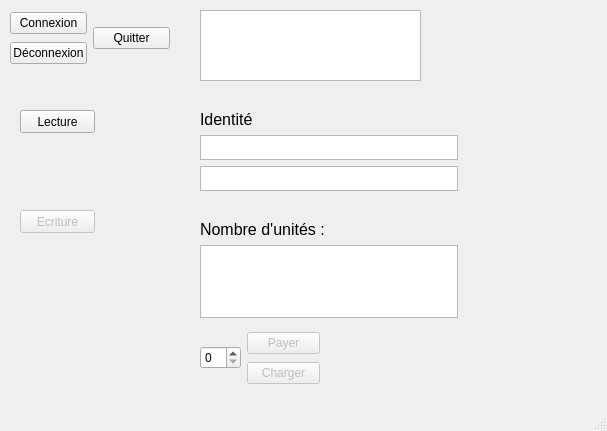
Old version of the form TP_Com_Odalid/mainwindow.ui in the repository Corentin-Fauchart/TP-ComSansFil.
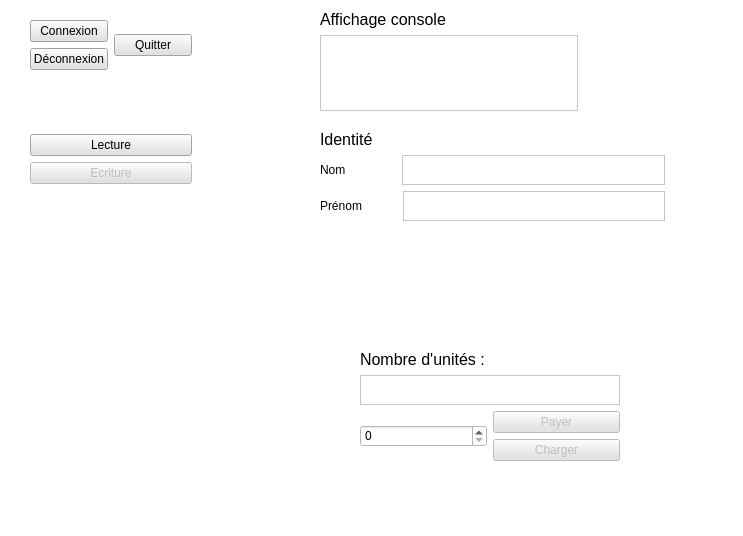
New version of the form.

Commit message: Prémice de la nouvelle interface graphique background blanc + bouton gris + layout sur les éléments graphiques Signed-off-by: DroXalys <fauchart.corentin@gmail.com>

Diff of the .ui file:
```diff
--- a/TP_Com_Odalid/mainwindow.ui
+++ b/TP_Com_Odalid/mainwindow.ui
@@ -6,66 +6,27 @@
    <rect>
     <x>0</x>
     <y>0</y>
-    <width>607</width>
-    <height>431</height>
+    <width>743</width>
+    <height>536</height>
    </rect>
   </property>
   <property name="windowTitle">
-   <string>MainWindow</string>
+   <string>Porte monnaie - Carte sans fil</string>
+  </property>
+  <property name="styleSheet">
+   <string notr="true">background-color: white;</string>
   </property>
   <widget class="QWidget" name="centralwidget">
-   <widget class="QTextEdit" name="affichageCarte">
+   <widget class="QWidget" name="">
     <property name="geometry">
      <rect>
-      <x>200</x>
-      <y>10</y>
-      <width>221</width>
-      <height>71</height>
+      <x>320</x>
+      <y>130</y>
+      <width>345</width>
+      <height>91</height>
      </rect>
     </property>
-    <property name="readOnly">
-     <bool>true</bool>
-    </property>
-   </widget>
-   <widget class="QPushButton" name="button_Ecriture">
-    <property name="enabled">
-     <bool>false</bool>
-    </property>
-    <property name="geometry">
-     <rect>
-      <x>20</x>
-      <y>210</y>
-      <width>75</width>
-      <height>23</height>
-     </rect>
-    </property>
-    <property name="text">
-     <string>Ecriture</string>
-    </property>
-   </widget>
-   <widget class="QPushButton" name="button_Lecture1">
-    <property name="geometry">
-     <rect>
-      <x>20</x>
-      <y>110</y>
-      <width>75</width>
-      <height>23</height>
-     </rect>
-    </property>
-    <property name="text">
-     <string>Lecture</string>
-    </property>
-   </widget>
-   <widget class="QWidget" name="layoutWidget">
-    <property name="geometry">
-     <rect>
-      <x>200</x>
-      <y>110</y>
-      <width>258</width>
-      <height>81</height>
-     </rect>
-    </property>
-    <layout class="QVBoxLayout" name="verticalLayout">
+    <layout class="QVBoxLayout" name="IdentiteLayout">
      <item>
       <widget class="QLabel" name="label_Identite">
        <property name="font">
@@ -79,27 +40,90 @@
       </widget>
      </item>
      <item>
+      <layout class="QVBoxLayout" name="verticalLayout">
+       <item>
+        <layout class="QHBoxLayout" name="horizontalLayout_3">
+         <item>
+          <widget class="QLabel" name="label">
+           <property name="text">
+            <string>Nom</string>
+           </property>
+          </widget>
+         </item>
+         <item>
+          <spacer name="horizontalSpacer">
+           <property name="orientation">
+            <enum>Qt::Horizontal</enum>
+           </property>
+           <property name="sizeType">
+            <enum>QSizePolicy::Fixed</enum>
+           </property>
+           <property name="sizeHint" stdset="0">
+            <size>
+             <width>50</width>
+             <height>0</height>
+            </size>
+           </property>
+          </spacer>
+         </item>
+         <item>
       <widget class="QTextEdit" name="affichageInfo2"/>
      </item>
+        </layout>
+       </item>
+       <item>
+        <layout class="QHBoxLayout" name="horizontalLayout_4">
+         <item>
+          <widget class="QLabel" name="label_2">
+           <property name="text">
+            <string>Prénom</string>
+           </property>
+          </widget>
+         </item>
+         <item>
+          <spacer name="horizontalSpacer_2">
+           <property name="orientation">
+            <enum>Qt::Horizontal</enum>
+           </property>
+           <property name="sizeType">
+            <enum>QSizePolicy::Fixed</enum>
+           </property>
+           <property name="sizeHint" stdset="0">
+            <size>
+             <width>35</width>
+             <height>0</height>
+            </size>
+           </property>
+          </spacer>
+         </item>
      <item>
       <widget class="QTextEdit" name="affichageInfo3"/>
      </item>
     </layout>
+       </item>
+      </layout>
+     </item>
+    </layout>
    </widget>
-   <widget class="QWidget" name="layoutWidget">
+   <widget class="QWidget" name="">
     <property name="geometry">
      <rect>
-      <x>10</x>
-      <y>10</y>
-      <width>160</width>
-      <height>56</height>
+      <x>30</x>
+      <y>20</y>
+      <width>162</width>
+      <height>164</height>
      </rect>
     </property>
+    <layout class="QVBoxLayout" name="ControlLayout">
+     <item>
     <layout class="QHBoxLayout" name="horizontalLayout">
      <item>
       <layout class="QVBoxLayout" name="verticalLayout_2">
        <item>
         <widget class="QPushButton" name="button_Connect">
+           <property name="styleSheet">
+            <string notr="true">background-color: rgb(225, 225, 225);</string>
+           </property>
          <property name="text">
           <string>Connexion</string>
          </property>
@@ -107,6 +131,9 @@
        </item>
        <item>
         <widget class="QPushButton" name="button_Deconnexion">
+           <property name="styleSheet">
+            <string notr="true">background-color: rgb(225, 225, 225);</string>
+           </property>
          <property name="text">
           <string>Déconnexion</string>
          </property>
@@ -116,22 +143,100 @@
      </item>
      <item>
       <widget class="QPushButton" name="button_Quitter">
+         <property name="styleSheet">
+          <string notr="true">background-color: rgb(225, 225, 225);</string>
+         </property>
        <property name="text">
         <string>Quitter</string>
        </property>
       </widget>
      </item>
     </layout>
-   </widget>
-   <widget class="QWidget" name="layoutWidget">
+     </item>
+     <item>
+      <spacer name="verticalSpacer">
+       <property name="orientation">
+        <enum>Qt::Vertical</enum>
+       </property>
+       <property name="sizeHint" stdset="0">
+        <size>
+         <width>20</width>
+         <height>40</height>
+        </size>
+       </property>
+      </spacer>
+     </item>
+     <item>
+      <layout class="QVBoxLayout" name="verticalLayout_7">
+       <item>
+        <widget class="QPushButton" name="button_Lecture1">
+         <property name="styleSheet">
+          <string notr="true">background-color: rgb(225, 225, 225);</string>
+         </property>
+         <property name="text">
+          <string>Lecture</string>
+         </property>
+        </widget>
+       </item>
+       <item>
+        <widget class="QPushButton" name="button_Ecriture">
+         <property name="enabled">
+          <bool>false</bool>
+         </property>
+         <property name="styleSheet">
+          <string notr="true">background-color: rgb(225, 225, 225);</string>
+         </property>
+         <property name="text">
+          <string>Ecriture</string>
+         </property>
+        </widget>
+       </item>
+      </layout>
+     </item>
+    </layout>
+   </widget>
+   <widget class="QWidget" name="">
     <property name="geometry">
      <rect>
-      <x>200</x>
-      <y>220</y>
+      <x>320</x>
+      <y>10</y>
       <width>258</width>
-      <height>98</height>
+      <height>101</height>
      </rect>
     </property>
+    <layout class="QVBoxLayout" name="verticalLayout_6">
+     <item>
+      <widget class="QLabel" name="label_3">
+       <property name="font">
+        <font>
+         <pointsize>12</pointsize>
+        </font>
+       </property>
+       <property name="text">
+        <string>Affichage console</string>
+       </property>
+      </widget>
+     </item>
+     <item>
+      <widget class="QTextEdit" name="affichageCarte">
+       <property name="readOnly">
+        <bool>true</bool>
+       </property>
+      </widget>
+     </item>
+    </layout>
+   </widget>
+   <widget class="QWidget" name="">
+    <property name="geometry">
+     <rect>
+      <x>360</x>
+      <y>350</y>
+      <width>260</width>
+      <height>111</height>
+     </rect>
+    </property>
+    <layout class="QVBoxLayout" name="MonnaieLayout">
+     <item>
     <layout class="QVBoxLayout" name="verticalLayout_3">
      <item>
       <widget class="QLabel" name="label_Unite">
@@ -153,16 +258,8 @@
       </widget>
      </item>
     </layout>
-   </widget>
-   <widget class="QWidget" name="layoutWidget">
-    <property name="geometry">
-     <rect>
-      <x>200</x>
-      <y>330</y>
-      <width>120</width>
-      <height>56</height>
-     </rect>
-    </property>
+     </item>
+     <item>
     <layout class="QHBoxLayout" name="horizontalLayout_2">
      <item>
       <layout class="QVBoxLayout" name="verticalLayout_4">
@@ -178,6 +275,9 @@
          <property name="enabled">
           <bool>false</bool>
          </property>
+           <property name="styleSheet">
+            <string notr="true">background-color: rgb(225, 225, 225);</string>
+           </property>
          <property name="text">
           <string>Payer</string>
          </property>
@@ -188,10 +288,15 @@
          <property name="enabled">
           <bool>false</bool>
          </property>
+           <property name="styleSheet">
+            <string notr="true">background-color: rgb(225, 225, 225);</string>
+           </property>
          <property name="text">
           <string>Charger</string>
          </property>
         </widget>
+         </item>
+        </layout>
        </item>
       </layout>
      </item>
```
Lines whose indentation alone changed are shown as unchanged. The commit also changes 2 other files.
